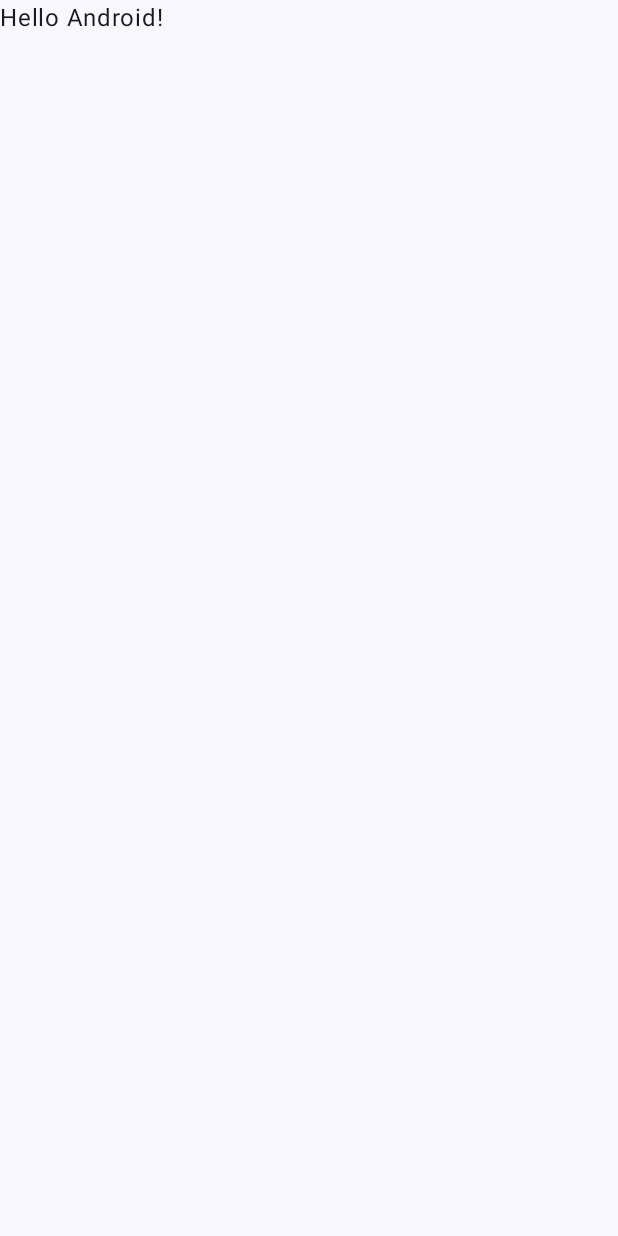
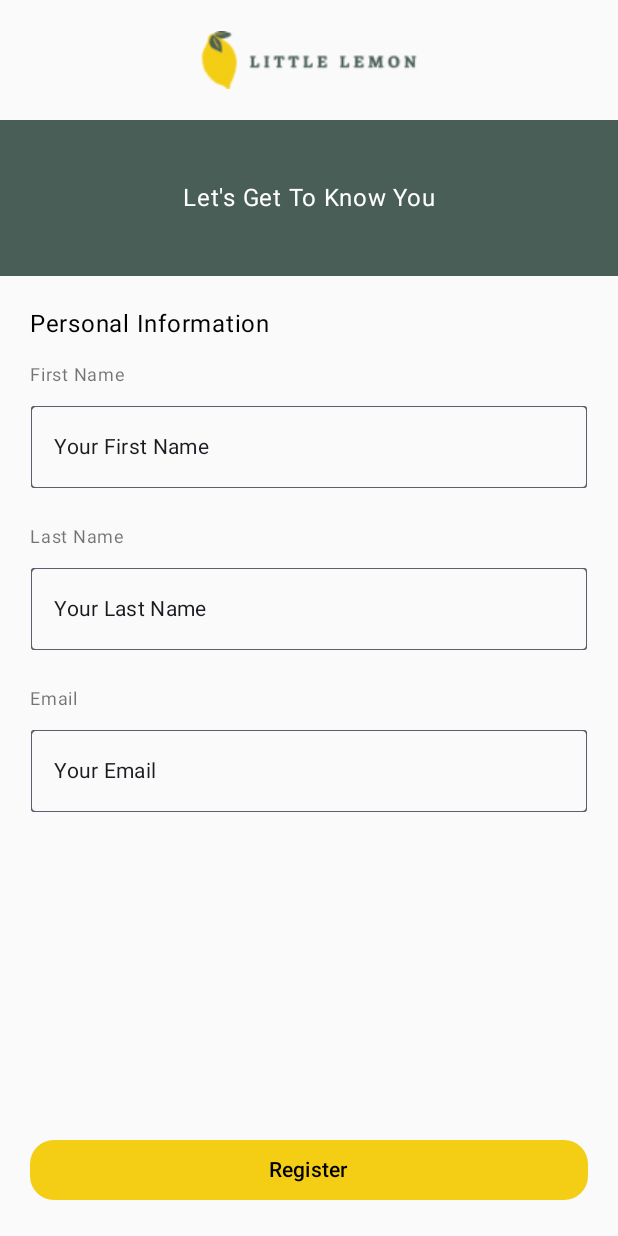
Before and after one commit to technicaldee/little-lemon, an Android app built with Jetpack Compose: the screen it shows after launch (MainActivity), on a phone screen of 412 x 824 dp. Before the commit the screen is almost empty. Run offline under Robolectric (Android 15) with nearby library versions, the phone set to English and light mode, and no system bars.

Commit message:
user onboarding

```diff
--- a/app/build.gradle.kts
+++ b/app/build.gradle.kts
@@ -5,7 +5,7 @@ plugins {
 
 android {
     namespace = "com.example.littlelemon"
-    compileSdk = 33
+    compileSdk = 34
 
     defaultConfig {
         applicationId = "com.example.littlelemon"
@@ -54,6 +54,7 @@ dependencies {
     implementation("androidx.core:core-ktx:1.9.0")
     implementation("androidx.lifecycle:lifecycle-runtime-ktx:2.7.0")
     implementation("androidx.activity:activity-compose:1.8.2")
+    implementation("androidx.navigation:navigation-compose:2.5.3")
     implementation(platform("androidx.compose:compose-bom:2023.03.00"))
     implementation("androidx.compose.ui:ui")
     implementation("androidx.compose.ui:ui-graphics")
--- a/app/src/main/java/com/example/littlelemon/MainActivity.kt
+++ b/app/src/main/java/com/example/littlelemon/MainActivity.kt
@@ -10,6 +10,7 @@ import androidx.compose.material3.Text
 import androidx.compose.runtime.Composable
 import androidx.compose.ui.Modifier
 import androidx.compose.ui.tooling.preview.Preview
+import androidx.navigation.compose.rememberNavController
 import com.example.littlelemon.ui.theme.LittleLemonTheme
 
 class MainActivity : ComponentActivity() {
@@ -17,30 +18,10 @@ class MainActivity : ComponentActivity() {
         super.onCreate(savedInstanceState)
         setContent {
             LittleLemonTheme {
-                // A surface container using the 'background' color from the theme
-                Surface(
-                    modifier = Modifier.fillMaxSize(),
-                    color = MaterialTheme.colorScheme.background
-                ) {
-                    Greeting("Android")
-                }
+                val navController = rememberNavController()
+
+                NavigationComposable(navController)
             }
         }
     }
 }
-
-@Composable
-fun Greeting(name: String, modifier: Modifier = Modifier) {
-    Text(
-        text = "Hello $name!",
-        modifier = modifier
-    )
-}
-
-@Preview(showBackground = true)
-@Composable
-fun GreetingPreview() {
-    LittleLemonTheme {
-        Greeting("Android")
-    }
-}
--- /dev/null
+++ b/app/src/main/java/com/example/littlelemon/NavigationComposable.kt
@@ -0,0 +1,42 @@
+package com.example.littlelemon
+
+import androidx.compose.runtime.Composable
+import androidx.compose.ui.platform.LocalContext
+import androidx.navigation.NavHostController
+import androidx.navigation.compose.NavHost
+import androidx.navigation.compose.composable
+import com.example.littlelemon.ui.theme.Destination
+import com.example.littlelemon.utils.SharedPreferencesUtils
+
+
+@Composable
+fun NavigationComposable(navController: NavHostController) {
+    // Set up the NavHost with the provided NavController
+    NavHost(
+        navController = navController,
+        startDestination = determineStartDestination()
+    ) {
+        // Define navigation routes for each destination
+        composable(Destination.DestinationsImpl.home) {
+            HomeScreen(navController)
+        }
+        composable(Destination.DestinationsImpl.profile) {
+            ProfileScreen(navController)
+        }
+        composable(Destination.DestinationsImpl.onboarding) {
+            Onboarding(navController)
+        }
+    }
+}
+
+@Composable
+fun determineStartDestination(): String {
+    val context = LocalContext.current
+    val isUserDataAvailable = SharedPreferencesUtils.doesSharedPreferencesExist(context)
+
+    return if (isUserDataAvailable) {
+        Destination.DestinationsImpl.home
+    } else {
+        Destination.DestinationsImpl.onboarding
+    }
+}
--- /dev/null
+++ b/app/src/main/java/com/example/littlelemon/Onboarding.kt
@@ -0,0 +1,180 @@
+package com.example.littlelemon
+
+import android.content.Context
+import android.widget.Toast
+import androidx.compose.foundation.Image
+import androidx.compose.foundation.background
+import androidx.compose.foundation.border
+import androidx.compose.foundation.layout.Arrangement
+import androidx.compose.foundation.layout.Column
+import androidx.compose.foundation.layout.Row
+import androidx.compose.foundation.layout.Spacer
+import androidx.compose.foundation.layout.fillMaxSize
+import androidx.compose.foundation.layout.fillMaxWidth
+import androidx.compose.foundation.layout.height
+import androidx.compose.foundation.layout.padding
+import androidx.compose.foundation.layout.size
+import androidx.compose.foundation.layout.width
+import androidx.compose.foundation.shape.CircleShape
+import androidx.compose.foundation.shape.CornerSize
+import androidx.compose.foundation.shape.RoundedCornerShape
+import androidx.compose.material3.Button
+import androidx.compose.material3.ButtonDefaults
+import androidx.compose.material3.ExperimentalMaterial3Api
+import androidx.compose.material3.MaterialTheme
+import androidx.compose.material3.OutlinedTextField
+import androidx.compose.material3.Text
+import androidx.compose.material3.TextField
+import androidx.compose.runtime.Composable
+import androidx.compose.runtime.mutableStateOf
+import androidx.compose.runtime.remember
+import androidx.compose.ui.Alignment
+import androidx.compose.ui.Modifier
+import androidx.compose.ui.graphics.Color
+import androidx.compose.ui.graphics.painter.Painter
+import androidx.compose.ui.layout.ContentScale
+import androidx.compose.ui.platform.LocalContext
+import androidx.compose.ui.platform.LocalDensity
+import androidx.compose.ui.res.painterResource
+import androidx.compose.ui.tooling.preview.Preview
+import androidx.compose.ui.unit.dp
+import androidx.compose.ui.unit.sp
+import androidx.navigation.NavController
+import com.example.littlelemon.ui.theme.Destination
+import com.example.littlelemon.ui.theme.LittleLemonTheme
+import com.example.littlelemon.ui.theme.mainGreen
+import com.example.littlelemon.ui.theme.secondaryColor
+import com.example.littlelemon.utils.SharedPreferencesUtils
+
+object ToastUtils {
+
+    fun displayErrorMessage(context: Context, message: String) {
+        Toast.makeText(context, message, Toast.LENGTH_SHORT).show()
+    }
+}
+
+@Composable
+fun Onboarding(navController: NavController, modifier: Modifier = Modifier) {
+    HeaderComponent(navController)
+}
+
+@Composable
+fun HeaderComponent(navController: NavController) {
+    val context = LocalContext.current
+    Column {
+        val firstNameState = remember { mutableStateOf("") }
+        val lastNameState = remember { mutableStateOf("") }
+        val emailState = remember { mutableStateOf("") }
+        Row(
+            Modifier.fillMaxWidth(),
+            horizontalArrangement = Arrangement.Center,
+            verticalAlignment = Alignment.CenterVertically
+        ) {
+            ImageComponent(imagePainter = painterResource(id = R.drawable.logo), size = 180, height = 80)
+        }
+        Row(
+            Modifier
+                .fillMaxWidth()
+                .background(color = mainGreen)
+                .padding(all = 40.dp), horizontalArrangement = Arrangement.Center, verticalAlignment = Alignment.CenterVertically,) {
+            Text(text = "Let's Get To Know You", color = Color.White)
+        }
+        Column(
+            Modifier
+                .fillMaxSize()
+                .padding(all = 20.dp), verticalArrangement = Arrangement.SpaceBetween) {
+            Column {
+                Text(text = "Personal Information")
+
+                LemonTextField(
+                    label = "First Name",
+                    placeholder = "Your First Name",
+                    onValueChange = { firstNameState.value = it }
+                )
+                LemonTextField(
+                    label = "Last Name",
+                    placeholder = "Your Last Name",
+                    onValueChange = { lastNameState.value = it }
+                )
+                LemonTextField(
+                    label = "Email",
+                    placeholder = "Your Email",
+                    onValueChange = { emailState.value = it }
+                )
+            }
+
+            Column {
+                TextButton("Register") {
+                    if (isValidInput(firstNameState.value, lastNameState.value, emailState.value)) {
+                        SharedPreferencesUtils.saveDataToSharedPreferences(context, firstNameState.value, lastNameState.value, emailState.value)
+
+                        navController.navigate(Destination.DestinationsImpl.home)
+                    } else {
+                        ToastUtils.displayErrorMessage(context,"Registration unsuccessful. Please enter all data.")
+                    }
+                }
+            }
+
+        }
+    }
+}
+
+@Composable
+fun ImageComponent(imagePainter: Painter, size: Int, height: Int) {
+    Image(
+        painter = imagePainter,
+        contentDescription = null,
+        Modifier
+            .width(width = size.dp)
+            .height(height = height.dp)
+    )
+}
+
+@Composable
+fun TextButton(
+    text: String,
+    onClick: () -> Unit,
+) {
+    Button(
+        onClick = onClick,
+        modifier = Modifier.fillMaxWidth(),
+        colors = ButtonDefaults.buttonColors(containerColor = secondaryColor, contentColor = Color.Black),
+        shape = RoundedCornerShape(corner = CornerSize(16.dp))
+    ) {
+        Text(text = text)
+    }
+}
+
+@OptIn(ExperimentalMaterial3Api::class)
+@Composable
+fun LemonTextField(
+    label: String,
+    placeholder: String,
+    onValueChange: (String) -> Unit
+) {
+        Column(
+            verticalArrangement = Arrangement.Center, modifier = Modifier.padding(vertical = 10.dp)
+        ) {
+            Text(text = label, color = MaterialTheme.colorScheme.onBackground.copy(alpha = 0.6f), fontSize = 12.sp)
+            Spacer(modifier = Modifier.height(8.dp))
+
+            OutlinedTextField(
+                value = placeholder.ifEmpty { "" },
+                onValueChange = { onValueChange(it) },
+                modifier = Modifier
+                    .fillMaxWidth()
+                    .border(0.dp, MaterialTheme.colorScheme.background),
+                placeholder = { Text(text = placeholder, color = MaterialTheme.colorScheme.onBackground.copy(alpha = 0.5f)) },
+                textStyle = MaterialTheme.typography.bodyMedium,
+            )
+
+        }
+}
+
+fun isValidInput(firstName: String, lastName: String, email: String): Boolean {
+    return firstName.isNotBlank() && lastName.isNotBlank() && email.isNotBlank()
+}
+
+fun displayErrorMessage(context: Context, message: String) {
+    Toast.makeText(context, message, Toast.LENGTH_SHORT).show()
+}
--- a/app/src/main/java/com/example/littlelemon/ui/theme/Color.kt
+++ b/app/src/main/java/com/example/littlelemon/ui/theme/Color.kt
@@ -9,3 +9,5 @@ val Pink80 = Color(0xFFEFB8C8)
 val Purple40 = Color(0xFF6650a4)
 val PurpleGrey40 = Color(0xFF625b71)
 val Pink40 = Color(0xFF7D5260)
+val mainGreen = Color(0xFF495E57)
+val secondaryColor = Color(0xFFF4CE14)
--- /dev/null
+++ b/app/src/main/java/com/example/littlelemon/ui/theme/Destination.kt
@@ -0,0 +1,16 @@
+package com.example.littlelemon.ui.theme
+
+class Destination {
+    interface Destinations {
+        val home: String
+        val profile: String
+        val onboarding: String
+    }
+
+    object DestinationsImpl : Destinations {
+        override val home: String = "home"
+        override val profile: String = "profile"
+        override val onboarding: String = "onboarding"
+    }
+
+}
--- /dev/null
+++ b/app/src/main/java/com/example/littlelemon/utils/SharedPrefsUtils.kt
@@ -0,0 +1,59 @@
+package com.example.littlelemon.utils
+
+import android.content.Context
+import android.content.SharedPreferences
+import androidx.core.content.edit
+
+object SharedPreferencesUtils {
+
+    private const val PREFS_NAME = "MyPrefs"
+    private const val KEY_FIRST_NAME = "first_name"
+    private const val KEY_LAST_NAME = "last_name"
+    private const val KEY_EMAIL = "email"
+
+    fun doesSharedPreferencesExist(context: Context): Boolean {
+        return context.getSharedPreferences(PREFS_NAME, Context.MODE_PRIVATE).contains(
+            KEY_FIRST_NAME
+        )
+    }
+
+    fun saveDataToSharedPreferences(context: Context, firstName: String, lastName: String, email: String) {
+        val sharedPreferences: SharedPreferences =
+            context.getSharedPreferences(PREFS_NAME, Context.MODE_PRIVATE)
+
+        sharedPreferences.edit {
+            putString(KEY_FIRST_NAME, firstName)
+            putString(KEY_LAST_NAME, lastName)
+            putString(KEY_EMAIL, email)
+        }
+    }
+
+    // You can also create functions to retrieve data from SharedPreferences if needed
+    fun getFirstNameFromSharedPreferences(context: Context): String {
+        val sharedPreferences: SharedPreferences =
+            context.getSharedPreferences(PREFS_NAME, Context.MODE_PRIVATE)
+
+        return sharedPreferences.getString(KEY_FIRST_NAME, "") ?: ""
+    }
+
+    fun getLastNameFromSharedPreferences(context: Context): String {
+        val sharedPreferences: SharedPreferences =
+            context.getSharedPreferences(PREFS_NAME, Context.MODE_PRIVATE)
+
+        return sharedPreferences.getString(KEY_LAST_NAME, "") ?: ""
+    }
+
+    fun getEmailFromSharedPreferences(context: Context): String {
+        val sharedPreferences: SharedPreferences =
+            context.getSharedPreferences(PREFS_NAME, Context.MODE_PRIVATE)
+
+        return sharedPreferences.getString(KEY_EMAIL, "") ?: ""
+    }
+
+    fun clearSharedPreferences(context: Context) {
+        val sharedPreferences: SharedPreferences =
+            context.getSharedPreferences(PREFS_NAME, Context.MODE_PRIVATE)
+
+        sharedPreferences.edit().clear().apply()
+    }
+}
```
Also changed, not shown: app/src/main/java/com/example/littlelemon/Home.kt (added, +57 -0 lines), app/src/main/java/com/example/littlelemon/Profile.kt (added, +95 -0 lines), app/src/main/res/drawable/logo.png (added), app/src/main/res/drawable/profile.png (added).
